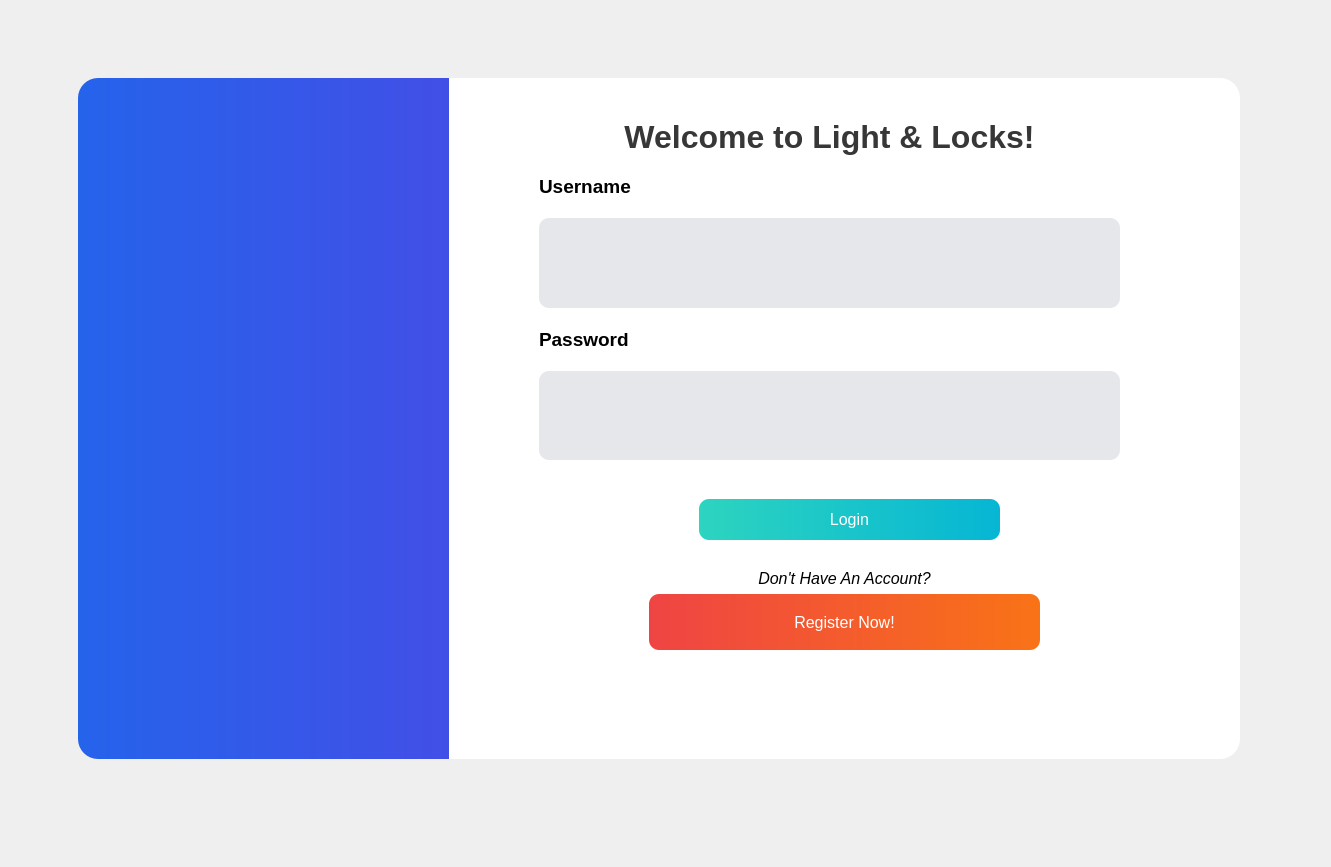
Before: the Qt Designer form GUI/XML UI files/LoginForm.ui in BrendanCheong/Lights-And-Locks, drawn with Qt 5.
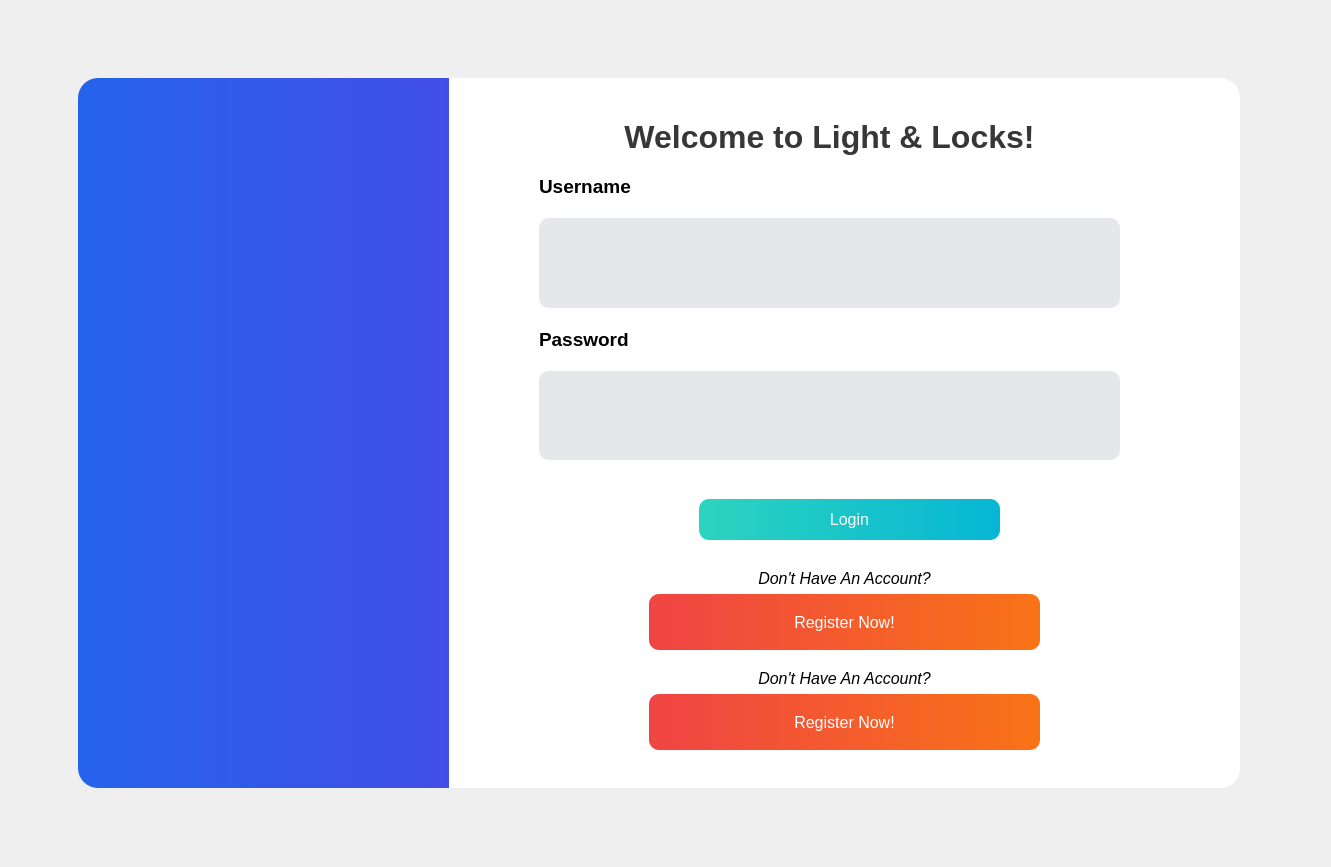
After: the same form once the commit is applied.

Commit message: changed LoginForm to include Admin Login Button & Added Admin Registration Form

What changed in the file:
```diff
--- a/GUI/XML UI files/LoginForm.ui
+++ b/GUI/XML UI files/LoginForm.ui
@@ -43,7 +43,7 @@
       <x>49</x>
       <y>49</y>
       <width>541</width>
-      <height>681</height>
+      <height>710</height>
      </rect>
     </property>
     <property name="styleSheet">
@@ -61,7 +61,7 @@
       <x>420</x>
       <y>49</y>
       <width>791</width>
-      <height>681</height>
+      <height>710</height>
      </rect>
     </property>
     <property name="toolTipDuration">
@@ -330,6 +330,82 @@
      </item>
     </layout>
    </widget>
+   <widget class="QWidget" name="verticalLayoutWidget_3">
+    <property name="geometry">
+     <rect>
+      <x>620</x>
+      <y>640</y>
+      <width>391</width>
+      <height>81</height>
+     </rect>
+    </property>
+    <layout class="QVBoxLayout" name="Admin_login">
+     <item>
+      <widget class="QLabel" name="admin_prompt">
+       <property name="font">
+        <font>
+         <family>Segoe UI</family>
+         <pointsize>12</pointsize>
+         <italic>true</italic>
+        </font>
+       </property>
+       <property name="toolTipDuration">
+        <number>0</number>
+       </property>
+       <property name="text">
+        <string>Don't Have An Account?</string>
+       </property>
+       <property name="alignment">
+        <set>Qt::AlignCenter</set>
+       </property>
+      </widget>
+     </item>
+     <item>
+      <widget class="QPushButton" name="Admin_login_button">
+       <property name="sizePolicy">
+        <sizepolicy hsizetype="Minimum" vsizetype="Expanding">
+         <horstretch>0</horstretch>
+         <verstretch>0</verstretch>
+        </sizepolicy>
+       </property>
+       <property name="font">
+        <font>
+         <pointsize>-1</pointsize>
+        </font>
+       </property>
+       <property name="toolTipDuration">
+        <number>0</number>
+       </property>
+       <property name="styleSheet">
+        <string notr="true">QPushButton#Admin_login_button {
+	border-top-right-radius: 10px;
+	border-top-left-radius: 10px;
+	border-bottom-right-radius: 10px;
+	border-bottom-left-radius: 10px;
+	background-color: qlineargradient(spread:pad, x1:0, y1:0, x2:1, y2:0, stop:0 #EF4444, stop:1 #F97316);
+	font-size: 16px;
+	color: rgb(255, 255, 255);
+}
+
+QPushButton#Admin_login_button:hover {
+	background-color: qlineargradient(spread:pad, x1:0, y1:0, x2:1, y2:0, stop:0 #B91C1C
+, stop:1 #C2410C);
+}
+
+QPushButton#Admin_login_button:pressed {
+	background-color: qlineargradient(spread:pad, x1:0, y1:0, x2:1, y2:0, stop:0 #B91C1C
+, stop:1 #C2410C);
+	padding-left: 5px;
+	padding-top: 5px;
+}</string>
+       </property>
+       <property name="text">
+        <string>Register Now!</string>
+       </property>
+      </widget>
+     </item>
+    </layout>
+   </widget>
   </widget>
  </widget>
  <resources/>
```
The commit also changes 3 other files.
